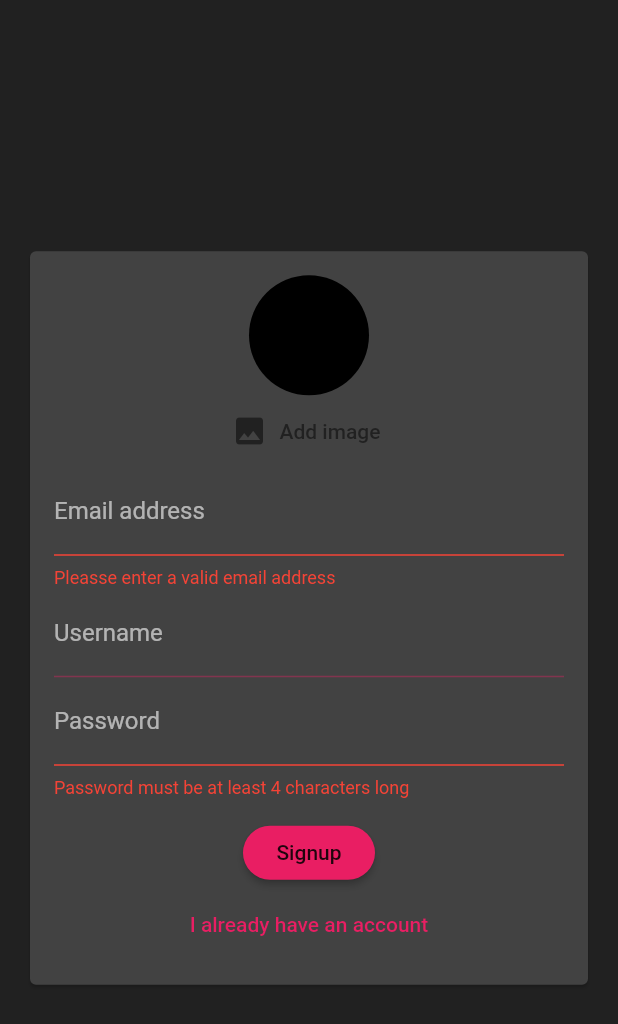
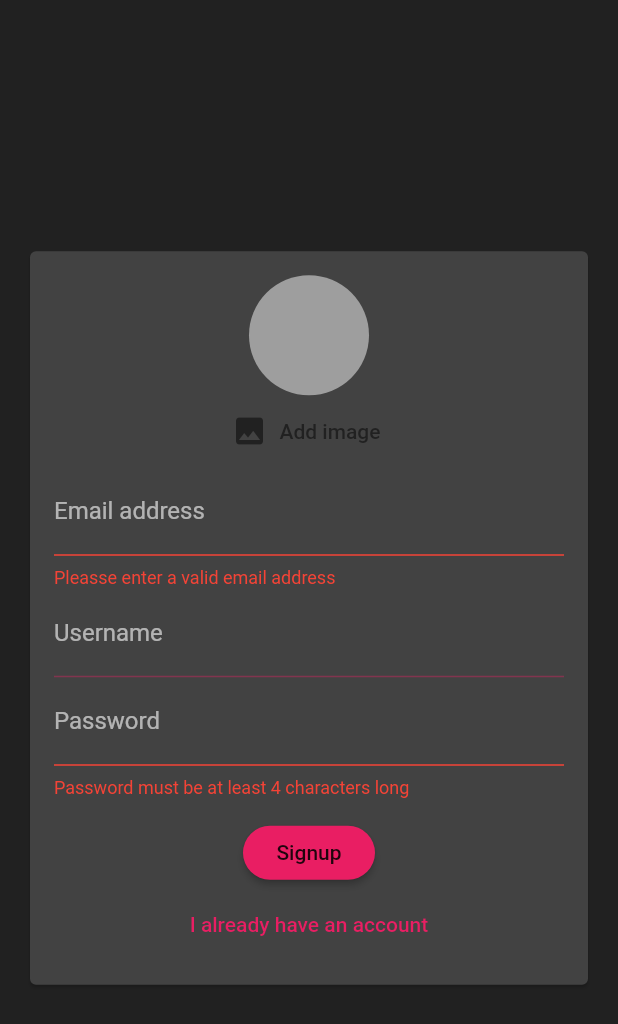
Before and after one commit to zirg41/chat_app, a Flutter app: the screen it shows after launch, after a tap on "Login", after a tap on "Create new account", after a tap on "Add image", on a phone screen of 412 x 824 dp. Shown: the top 1024 px of the screen. Run offline on Flutter 3.47's test engine with Material 2 defaults, Android fonts, the phone set to English and light mode, and no system bars; our stand-ins replace cloud_firestore, firebase_auth, firebase_core, image_picker; accounts and stored records are empty; statements that could not run were skipped.

Commit message:
picking image using package

```diff
--- a/lib/widgets/auth/auth_form.dart
+++ b/lib/widgets/auth/auth_form.dart
@@ -54,7 +54,7 @@ class _AuthFormState extends State<AuthForm> {
               child: Column(
                 mainAxisSize: MainAxisSize.min,
                 children: [
-                  UserImagePicker(),
+                  if (!_isLogin) UserImagePicker(),
                   TextFormField(
                     key: const ValueKey('email'),
                     // E-MAIL
--- a/lib/widgets/pickers/user_image_picker.dart
+++ b/lib/widgets/pickers/user_image_picker.dart
@@ -1,4 +1,7 @@
+import 'dart:io';
+
 import 'package:flutter/material.dart';
+import 'package:image_picker/image_picker.dart';
 
 class UserImagePicker extends StatefulWidget {
   const UserImagePicker({Key? key}) : super(key: key);
@@ -8,15 +11,29 @@ class UserImagePicker extends StatefulWidget {
 }
 
 class _UserImagePickerState extends State<UserImagePicker> {
+  File? _pickedImage;
+
+  _pickImage() async {
+    final PickedFile? pickedImageFile =
+        await ImagePicker.platform.pickImage(source: ImageSource.camera);
+
+    setState(() {
+      _pickedImage = File(pickedImageFile!.path);
+    });
+  }
+
   @override
   Widget build(BuildContext context) {
     return Column(
       children: [
         CircleAvatar(
           radius: 40,
+          backgroundColor: Colors.grey,
+          backgroundImage:
+              _pickedImage == null ? null : FileImage(_pickedImage!),
         ),
         FlatButton.icon(
-          onPressed: () {},
+          onPressed: _pickImage,
           icon: const Icon(Icons.image),
           label: const Text("Add image"),
           textColor: Theme.of(context).primaryColor,
```
